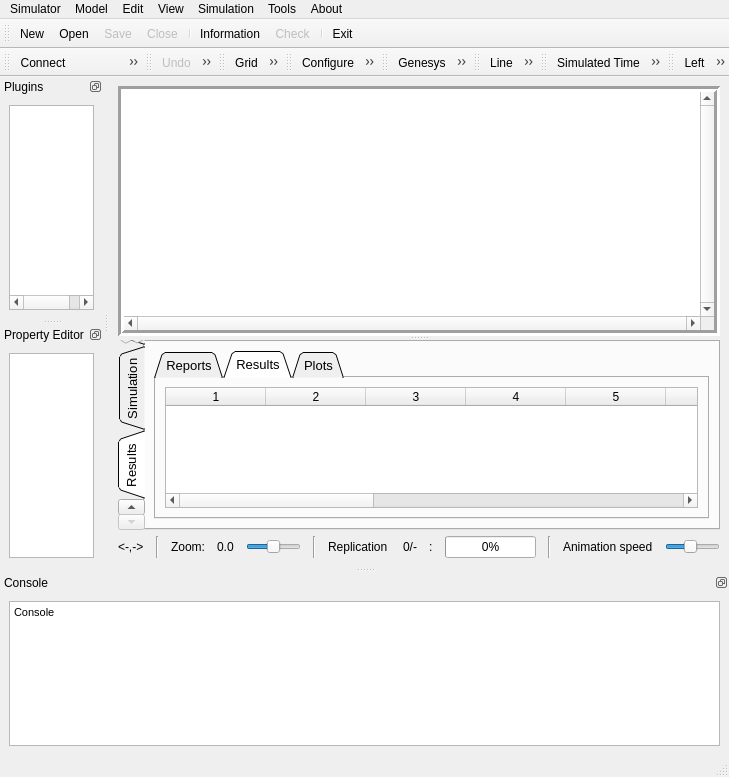
rlcancian/Genesys-Simulator, file source/applications/gui/qt/GenesysQtGUI/mainwindow.ui: the form before one commit.
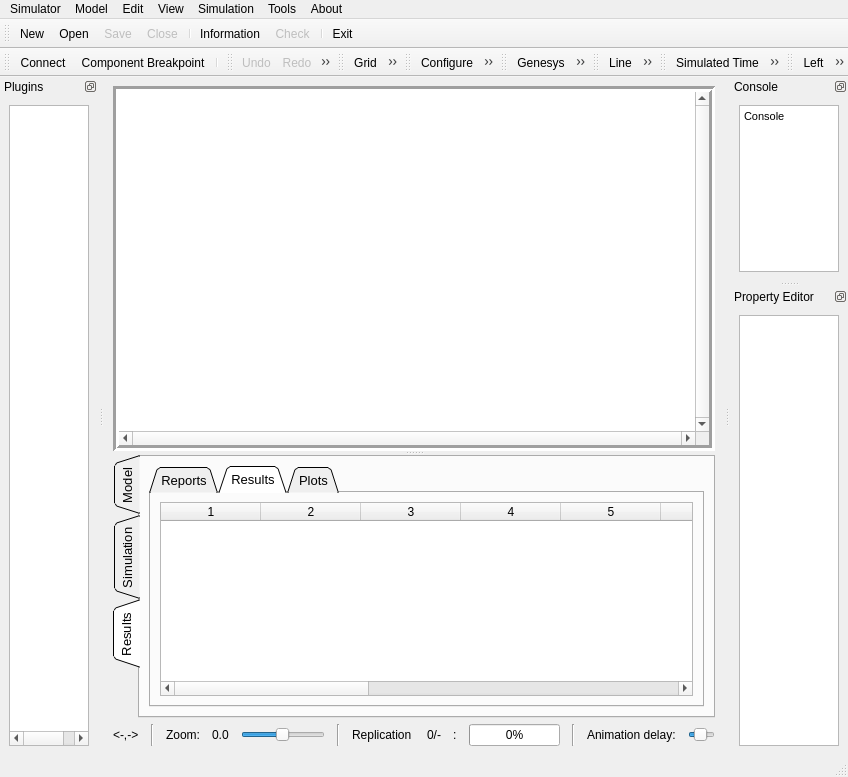
The form after the commit. The open tabs and pages were chosen to show the change. Icons and pictures are not drawn. Custom widgets are drawn as their Qt base class.

```diff
--- a/source/applications/gui/qt/GenesysQtGUI/mainwindow.ui
+++ b/source/applications/gui/qt/GenesysQtGUI/mainwindow.ui
@@ -6,7 +6,7 @@
    <rect>
     <x>0</x>
     <y>0</y>
-    <width>729</width>
+    <width>848</width>
     <height>777</height>
    </rect>
   </property>
@@ -583,6 +583,19 @@
                <property name="columnCount">
                 <number>13</number>
                </property>
+               <column/>
+               <column/>
+               <column/>
+               <column/>
+               <column/>
+               <column/>
+               <column/>
+               <column/>
+               <column/>
+               <column/>
+               <column/>
+               <column/>
+               <column/>
               </widget>
              </item>
             </layout>
@@ -701,6 +714,12 @@
       </item>
       <item>
        <widget class="QProgressBar" name="progressBarSimulation">
+        <property name="sizePolicy">
+         <sizepolicy hsizetype="Expanding" vsizetype="Fixed">
+          <horstretch>2</horstretch>
+          <verstretch>0</verstretch>
+         </sizepolicy>
+        </property>
         <property name="font">
          <font>
           <pointsize>9</pointsize>
@@ -724,26 +743,32 @@
       <item>
        <widget class="QLabel" name="labelAnimationSpeed">
         <property name="text">
-         <string>Animation speed</string>
+         <string>Animation delay:</string>
         </property>
        </widget>
       </item>
       <item>
        <widget class="QSlider" name="horizontalSliderAnimationSpeed">
+        <property name="sizePolicy">
+         <sizepolicy hsizetype="Expanding" vsizetype="Fixed">
+          <horstretch>2</horstretch>
+          <verstretch>0</verstretch>
+         </sizepolicy>
+        </property>
         <property name="minimum">
          <number>1</number>
         </property>
         <property name="maximum">
-         <number>10</number>
+         <number>100</number>
         </property>
         <property name="pageStep">
          <number>1</number>
         </property>
         <property name="value">
-         <number>5</number>
+         <number>40</number>
         </property>
         <property name="sliderPosition">
-         <number>5</number>
+         <number>40</number>
         </property>
         <property name="orientation">
          <enum>Qt::Horizontal</enum>
@@ -759,7 +784,7 @@
     <rect>
      <x>0</x>
      <y>0</y>
-     <width>729</width>
+     <width>848</width>
      <height>22</height>
     </rect>
    </property>
@@ -955,7 +980,7 @@
    <property name="minimumSize">
     <size>
      <width>118</width>
-     <height>141</height>
+     <height>100</height>
     </size>
    </property>
    <property name="windowIcon">
@@ -972,14 +997,14 @@
     <string>Console</string>
    </property>
    <attribute name="dockWidgetArea">
-    <number>8</number>
+    <number>2</number>
    </attribute>
    <widget class="QWidget" name="dockWidgetContentsConsole">
     <layout class="QVBoxLayout" name="verticalLayout">
      <item>
       <widget class="QTextEdit" name="textEdit_Console">
        <property name="sizePolicy">
-        <sizepolicy hsizetype="Preferred" vsizetype="Minimum">
+        <sizepolicy hsizetype="Preferred" vsizetype="Ignored">
          <horstretch>0</horstretch>
          <verstretch>0</verstretch>
         </sizepolicy>
@@ -987,7 +1012,7 @@
        <property name="minimumSize">
         <size>
          <width>100</width>
-         <height>100</height>
+         <height>0</height>
         </size>
        </property>
        <property name="font">
@@ -1104,7 +1129,7 @@
     <string>Property Editor</string>
    </property>
    <attribute name="dockWidgetArea">
-    <number>1</number>
+    <number>2</number>
    </attribute>
    <widget class="QWidget" name="dockWidgetContents">
     <layout class="QHBoxLayout" name="horizontalLayout_4">
```
Left out of the diff: 11 changed lines with no effect on the pictures.
